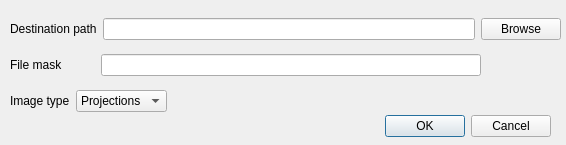
The window that src/InspectorModulesGUI/saveprojectionsdlg.ui (neutronimaging/imagingsuite) describes before a commit, drawn with Qt 5.
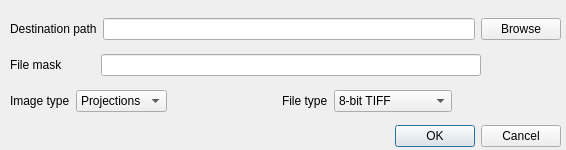
The same window after the commit.

```diff
--- a/src/InspectorModulesGUI/saveprojectionsdlg.ui
+++ b/src/InspectorModulesGUI/saveprojectionsdlg.ui
@@ -7,7 +7,7 @@
     <x>0</x>
     <y>0</y>
     <width>566</width>
-    <height>145</height>
+    <height>150</height>
    </rect>
   </property>
   <property name="windowTitle">
@@ -16,8 +16,8 @@
   <widget class="QDialogButtonBox" name="buttonBox">
    <property name="geometry">
     <rect>
-     <x>210</x>
-     <y>110</y>
+     <x>220</x>
+     <y>120</y>
      <width>341</width>
      <height>32</height>
     </rect>
@@ -119,6 +119,45 @@
         </item>
        </widget>
       </item>
+      <item>
+       <spacer name="horizontalSpacer_3">
+        <property name="orientation">
+         <enum>Qt::Horizontal</enum>
+        </property>
+        <property name="sizeHint" stdset="0">
+         <size>
+          <width>40</width>
+          <height>20</height>
+         </size>
+        </property>
+       </spacer>
+      </item>
+      <item>
+       <widget class="QLabel" name="label_4">
+        <property name="text">
+         <string>File type</string>
+        </property>
+       </widget>
+      </item>
+      <item>
+       <widget class="QComboBox" name="comboFileType">
+        <item>
+         <property name="text">
+          <string>8-bit TIFF</string>
+         </property>
+        </item>
+        <item>
+         <property name="text">
+          <string>16-bit TIFF</string>
+         </property>
+        </item>
+        <item>
+         <property name="text">
+          <string>32-bit Float TIFF</string>
+         </property>
+        </item>
+       </widget>
+      </item>
       <item>
        <spacer name="horizontalSpacer_2">
         <property name="orientation">
```
Left out of the diff: 2 changed lines with no effect on the pictures.
